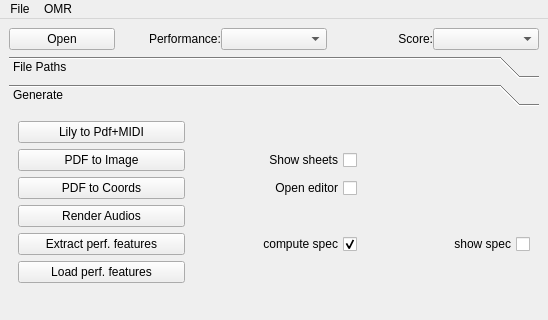
Before: the Qt Designer form sheet_manager/gui/main.ui in CPJKU/msmd, drawn with Qt 5; both pictures show x 0 to 548 and y 0 to 320 of the 548 by 560 pixel window.
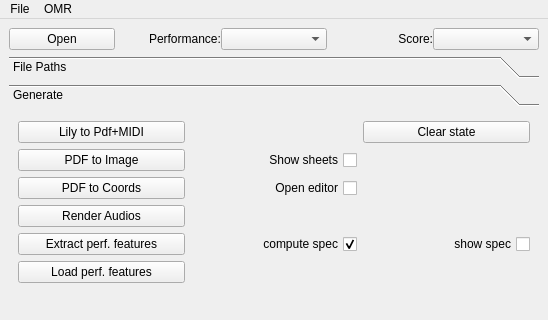
After: the same form once the commit is applied.

Patch:
```diff
--- a/sheet_manager/gui/main.ui
+++ b/sheet_manager/gui/main.ui
@@ -223,6 +223,13 @@
           </property>
          </widget>
         </item>
+        <item row="0" column="2">
+         <widget class="QPushButton" name="pushButton_ClearState">
+          <property name="text">
+           <string>Clear state</string>
+          </property>
+         </widget>
+        </item>        
         <item row="1" column="0">
          <widget class="QPushButton" name="pushButton_pdf2Img">
           <property name="text">
```
